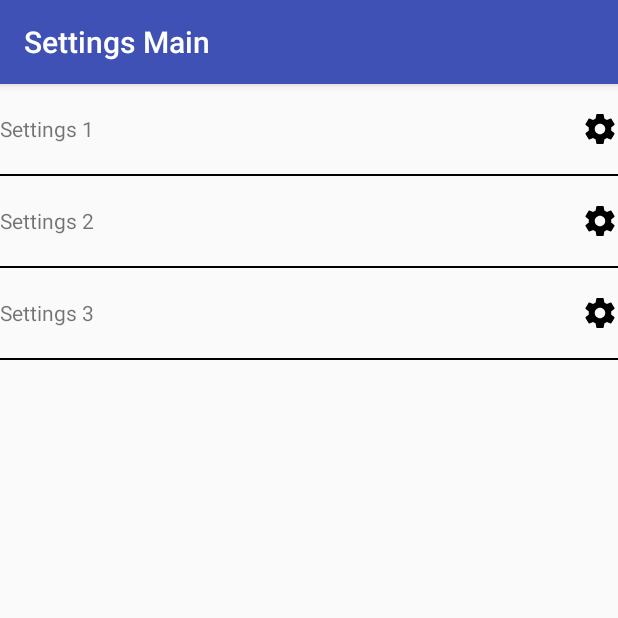
After one commit to Lollo0520/BottomNavDemo, an Android app: the MainSettingsFragment screen opened directly, with no data from a screen before it, on a phone screen of 412 x 824 dp, the top half of it. The commit adds this screen. Run offline under Robolectric (Android 15) with nearby library versions, the phone set to English and light mode, and no system bars; our stand-ins replace ButterKnife.

Commit message:
增加常见设置页面

```diff
--- a/app/build.gradle
+++ b/app/build.gradle
@@ -26,7 +26,7 @@ dependencies {
     })
     compile 'com.android.support:appcompat-v7:24.2.1'
     compile 'com.android.support:design:24.2.1'
-    compile 'com.android.support.constraint:constraint-layout:1.0.0-beta4'
+    compile 'com.android.support.constraint:constraint-layout:1.0.1'
     testCompile 'junit:junit:4.12'
     //UI Libraries
     compile 'com.roughike:bottom-bar:2.1.1'
--- a/app/src/main/AndroidManifest.xml
+++ b/app/src/main/AndroidManifest.xml
@@ -15,6 +15,7 @@
                 <category android:name="android.intent.category.LAUNCHER" />
             </intent-filter>
         </activity>
+        <activity android:name=".SettingsActivity"></activity>
     </application>
 
 </manifest>
--- /dev/null
+++ b/app/src/main/java/com/example/seele/bottomnavdemo/MainSettingsFragment.java
@@ -0,0 +1,72 @@
+package com.example.seele.bottomnavdemo;
+
+
+
+import android.content.Context;
+import android.os.Bundle;
+import android.support.v4.app.Fragment;
+import android.view.LayoutInflater;
+import android.view.View;
+import android.view.ViewGroup;
+
+import butterknife.ButterKnife;
+import butterknife.OnClick;
+
+
+/**
+ * A simple {@link Fragment} subclass.
+ */
+public class MainSettingsFragment extends Fragment {
+
+    private OnItemSelectedListener listener;
+
+    public interface OnItemSelectedListener {
+        void onSettingsItemClick(String settings);
+    }
+
+    @Override
+    public void onAttach(Context context) {
+        super.onAttach(context);
+        if (context instanceof OnItemSelectedListener) {
+            listener = (OnItemSelectedListener) context;
+        } else {
+            throw new ClassCastException(context.toString() + " must implement OnItemSelectedListener");
+        }
+    }
+
+    public MainSettingsFragment() {
+        // Required empty public constructor
+    }
+
+
+    @Override
+    public View onCreateView(LayoutInflater inflater, ViewGroup container,
+                             Bundle savedInstanceState) {
+        // Inflate the layout for this fragment
+        View view = inflater.inflate(R.layout.fragment_main_settings, container, false);
+        ButterKnife.bind(this, view);
+        return view;
+    }
+
+    @OnClick({R.id.settings1, R.id.settings2, R.id.settings3})
+    public void onClick(View view) {
+        switch (view.getId()) {
+            case R.id.settings1:
+                handleClick("1");
+                break;
+            case R.id.settings2:
+                handleClick("2");
+                break;
+            case R.id.settings3:
+                handleClick("3");
+                break;
+        }
+    }
+
+    private void handleClick(String arg) {
+        if (listener != null){
+            listener.onSettingsItemClick(arg);
+        }
+    }
+
+}
--- /dev/null
+++ b/app/src/main/java/com/example/seele/bottomnavdemo/SettingsActivity.java
@@ -0,0 +1,41 @@
+package com.example.seele.bottomnavdemo;
+
+import android.os.Bundle;
+import android.support.v4.app.FragmentManager;
+import android.support.v4.app.FragmentTransaction;
+import android.support.v7.app.AppCompatActivity;
+
+import butterknife.ButterKnife;
+
+public class SettingsActivity extends AppCompatActivity implements MainSettingsFragment.OnItemSelectedListener{
+
+    private FragmentManager fm;
+
+    @Override
+    protected void onCreate(Bundle savedInstanceState) {
+        super.onCreate(savedInstanceState);
+        setContentView(R.layout.activity_settings);
+        ButterKnife.bind(this);
+        fm = getSupportFragmentManager();
+        fm.beginTransaction().add(R.id.fragment_placeholder, new MainSettingsFragment())
+                .commit();
+        setTitle("Settings Main");
+        fm.addOnBackStackChangedListener(new FragmentManager.OnBackStackChangedListener() {
+            @Override
+            public void onBackStackChanged() {
+                if (fm.getBackStackEntryCount() == 0){
+                    setTitle("Settings Main");
+                }
+            }
+        });
+    }
+
+    @Override
+    public void onSettingsItemClick(String settings) {
+        FragmentTransaction ft = fm.beginTransaction().setCustomAnimations(R.anim.enter_from_right, 0, 0, R.anim.exit_to_right);
+        ft.add(R.id.fragment_placeholder, SettingsFragment.newInstance(settings));
+        ft.addToBackStack(null);
+        ft.commit();
+    }
+
+}
--- /dev/null
+++ b/app/src/main/res/anim/exit_to_right.xml
@@ -0,0 +1,8 @@
+<?xml version="1.0" encoding="utf-8"?>
+<set xmlns:android="http://schemas.android.com/apk/res/android"
+    android:shareInterpolator="false">
+    <translate
+        android:fromXDelta="0%" android:toXDelta="100%"
+        android:fromYDelta="0%" android:toYDelta="0%"
+        android:duration="700" />
+</set>
--- /dev/null
+++ b/app/src/main/res/drawable/ic_settings.xml
@@ -0,0 +1,9 @@
+<vector xmlns:android="http://schemas.android.com/apk/res/android"
+        android:width="24dp"
+        android:height="24dp"
+        android:viewportWidth="24.0"
+        android:viewportHeight="24.0">
+    <path
+        android:fillColor="#FF000000"
+        android:pathData="M19.43,12.98c0.04,-0.32 0.07,-0.64 0.07,-0.98s-0.03,-0.66 -0.07,-0.98l2.11,-1.65c0.19,-0.15 0.24,-0.42 0.12,-0.64l-2,-3.46c-0.12,-0.22 -0.39,-0.3 -0.61,-0.22l-2.49,1c-0.52,-0.4 -1.08,-0.73 -1.69,-0.98l-0.38,-2.65C14.46,2.18 14.25,2 14,2h-4c-0.25,0 -0.46,0.18 -0.49,0.42l-0.38,2.65c-0.61,0.25 -1.17,0.59 -1.69,0.98l-2.49,-1c-0.23,-0.09 -0.49,0 -0.61,0.22l-2,3.46c-0.13,0.22 -0.07,0.49 0.12,0.64l2.11,1.65c-0.04,0.32 -0.07,0.65 -0.07,0.98s0.03,0.66 0.07,0.98l-2.11,1.65c-0.19,0.15 -0.24,0.42 -0.12,0.64l2,3.46c0.12,0.22 0.39,0.3 0.61,0.22l2.49,-1c0.52,0.4 1.08,0.73 1.69,0.98l0.38,2.65c0.03,0.24 0.24,0.42 0.49,0.42h4c0.25,0 0.46,-0.18 0.49,-0.42l0.38,-2.65c0.61,-0.25 1.17,-0.59 1.69,-0.98l2.49,1c0.23,0.09 0.49,0 0.61,-0.22l2,-3.46c0.12,-0.22 0.07,-0.49 -0.12,-0.64l-2.11,-1.65zM12,15.5c-1.93,0 -3.5,-1.57 -3.5,-3.5s1.57,-3.5 3.5,-3.5 3.5,1.57 3.5,3.5 -1.57,3.5 -3.5,3.5z"/>
+</vector>
--- /dev/null
+++ b/app/src/main/res/layout/activity_settings.xml
@@ -0,0 +1,11 @@
+<?xml version="1.0" encoding="utf-8"?>
+<FrameLayout xmlns:android="http://schemas.android.com/apk/res/android"
+    xmlns:app="http://schemas.android.com/apk/res-auto"
+    xmlns:tools="http://schemas.android.com/tools"
+    android:id="@+id/fragment_placeholder"
+    android:layout_width="match_parent"
+    android:layout_height="match_parent"
+    android:clickable="true"
+    tools:context="com.example.seele.bottomnavdemo.SettingsActivity">
+
+</FrameLayout>
--- /dev/null
+++ b/app/src/main/res/layout/fragment_main_settings.xml
@@ -0,0 +1,80 @@
+<LinearLayout
+    xmlns:android="http://schemas.android.com/apk/res/android"
+    xmlns:app="http://schemas.android.com/apk/res-auto"
+    xmlns:tools="http://schemas.android.com/tools"
+    android:layout_width="match_parent"
+    android:layout_height="match_parent"
+    android:orientation="vertical">
+
+    <LinearLayout
+        android:id="@+id/settings1"
+        android:layout_width="match_parent"
+        android:layout_height="60dp"
+        android:gravity="center_vertical"
+        android:orientation="horizontal">
+
+        <TextView
+            android:layout_width="0dp"
+            android:layout_height="wrap_content"
+            android:layout_weight="1"
+            android:text="Settings 1" />
+
+        <ImageView
+            android:layout_width="wrap_content"
+            android:layout_height="wrap_content"
+            android:src="@drawable/ic_settings" />
+    </LinearLayout>
+
+    <View
+        android:layout_width="match_parent"
+        android:layout_height="1dp"
+        android:background="@android:color/background_dark" />
+
+    <LinearLayout
+        android:id="@+id/settings2"
+        android:layout_width="match_parent"
+        android:layout_height="60dp"
+        android:gravity="center_vertical"
+        android:orientation="horizontal">
+
+        <TextView
+            android:layout_width="0dp"
+            android:layout_height="wrap_content"
+            android:layout_weight="1"
+            android:text="Settings 2" />
+
+        <ImageView
+            android:layout_width="wrap_content"
+            android:layout_height="wrap_content"
+            android:src="@drawable/ic_settings" />
+    </LinearLayout>
+
+    <View
+        android:layout_width="match_parent"
+        android:layout_height="1dp"
+        android:background="@android:color/background_dark" />
+
+    <LinearLayout
+        android:id="@+id/settings3"
+        android:layout_width="match_parent"
+        android:layout_height="60dp"
+        android:gravity="center_vertical"
+        android:orientation="horizontal">
+
+        <TextView
+            android:layout_width="0dp"
+            android:layout_height="wrap_content"
+            android:layout_weight="1"
+            android:text="Settings 3" />
+
+        <ImageView
+            android:layout_width="wrap_content"
+            android:layout_height="wrap_content"
+            android:src="@drawable/ic_settings" />
+    </LinearLayout>
+
+    <View
+        android:layout_width="match_parent"
+        android:layout_height="1dp"
+        android:background="@android:color/background_dark" />
+</LinearLayout>
```
Also changed, not shown: app/src/main/java/com/example/seele/bottomnavdemo/MainActivity.java (+21 -1 lines), app/src/main/java/com/example/seele/bottomnavdemo/SettingsFragment.java (added, +53 -0 lines), app/src/main/res/anim/hold.xml (added, +7 -0 lines), app/src/main/res/layout/fragment_settings.xml (added, +16 -0 lines), app/src/main/res/menu/main.xml (added, +9 -0 lines).
